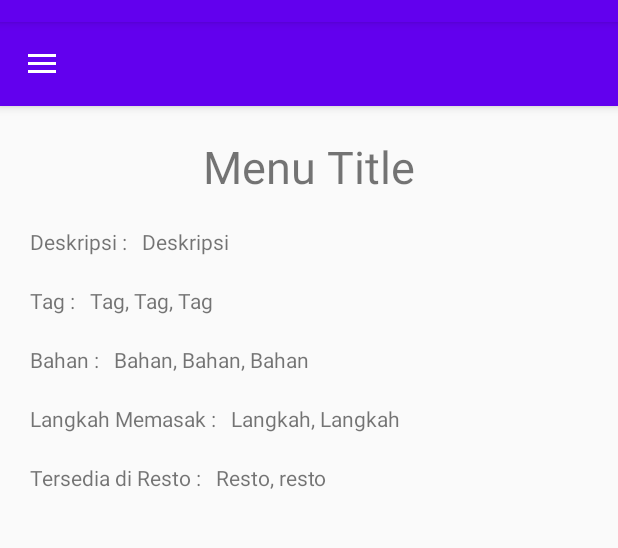
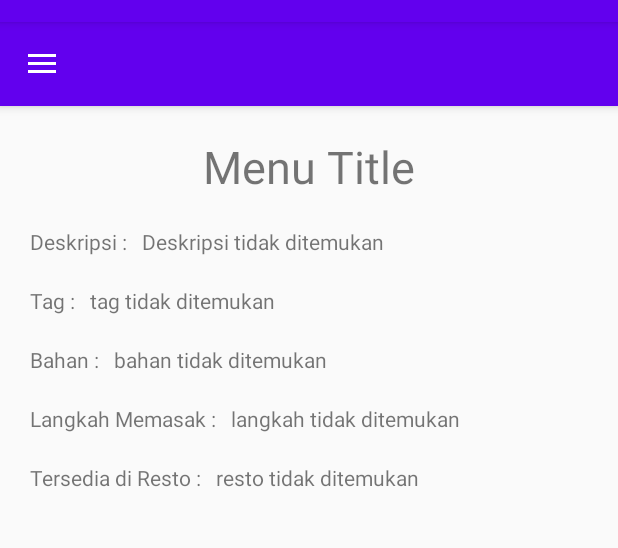
Before and after one commit to tmagira/Tubes-01-L, an Android app: the fragment MenuDetailsFragment placed in its activity, on a phone screen of 412 x 824 dp, the part 62-610 px from its top. Run offline under Robolectric (Android 15) with nearby library versions, the phone set to English and light mode, and no system bars.

Commit message:
Fix Tampilan Detail Menu

```diff
--- a/app/src/main/res/layout/menu_details_fragment.xml
+++ b/app/src/main/res/layout/menu_details_fragment.xml
@@ -38,7 +38,7 @@
                 android:layout_marginLeft="10sp"
                 android:layout_width="wrap_content"
                 android:layout_height="wrap_content"
-                android:text="Deskripsi" />
+                android:text="Deskripsi tidak ditemukan" />
 
         </LinearLayout>
 
@@ -58,7 +58,7 @@
                 android:layout_marginLeft="10sp"
                 android:layout_width="wrap_content"
                 android:layout_height="wrap_content"
-                android:text="Tag, Tag, Tag" />
+                android:text="tag tidak ditemukan" />
 
         </LinearLayout>
 
@@ -78,7 +78,7 @@
                 android:layout_marginLeft="10sp"
                 android:layout_width="wrap_content"
                 android:layout_height="wrap_content"
-                android:text="Bahan, Bahan, Bahan" />
+                android:text="bahan tidak ditemukan" />
 
         </LinearLayout>
 
@@ -98,7 +98,7 @@
                 android:layout_marginLeft="10sp"
                 android:layout_width="wrap_content"
                 android:layout_height="wrap_content"
-                android:text="Langkah, Langkah" />
+                android:text="langkah tidak ditemukan" />
 
         </LinearLayout>
         <LinearLayout
@@ -117,7 +117,7 @@
                 android:layout_marginLeft="10sp"
                 android:layout_width="wrap_content"
                 android:layout_height="wrap_content"
-                android:text="Resto, resto" />
+                android:text="resto tidak ditemukan" />
 
         </LinearLayout>
     </LinearLayout>
```
Also changed, not shown: app/src/main/java/com/example/tubes_01_l/MenuDetailsFragment.java (+37 -2 lines).
